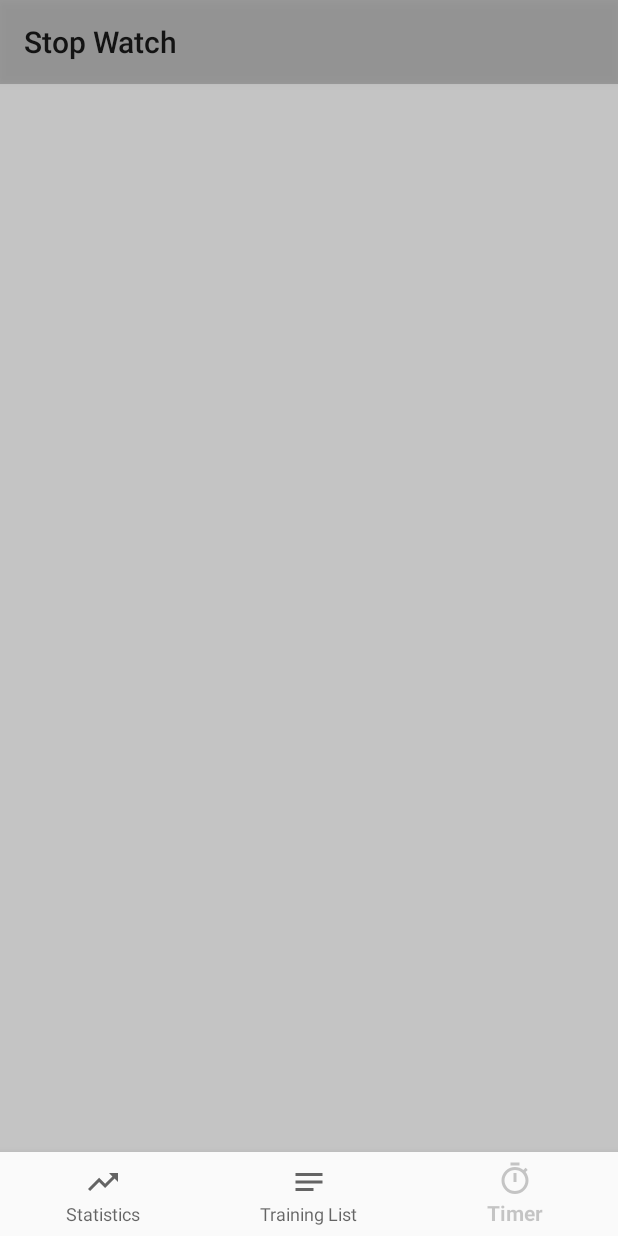
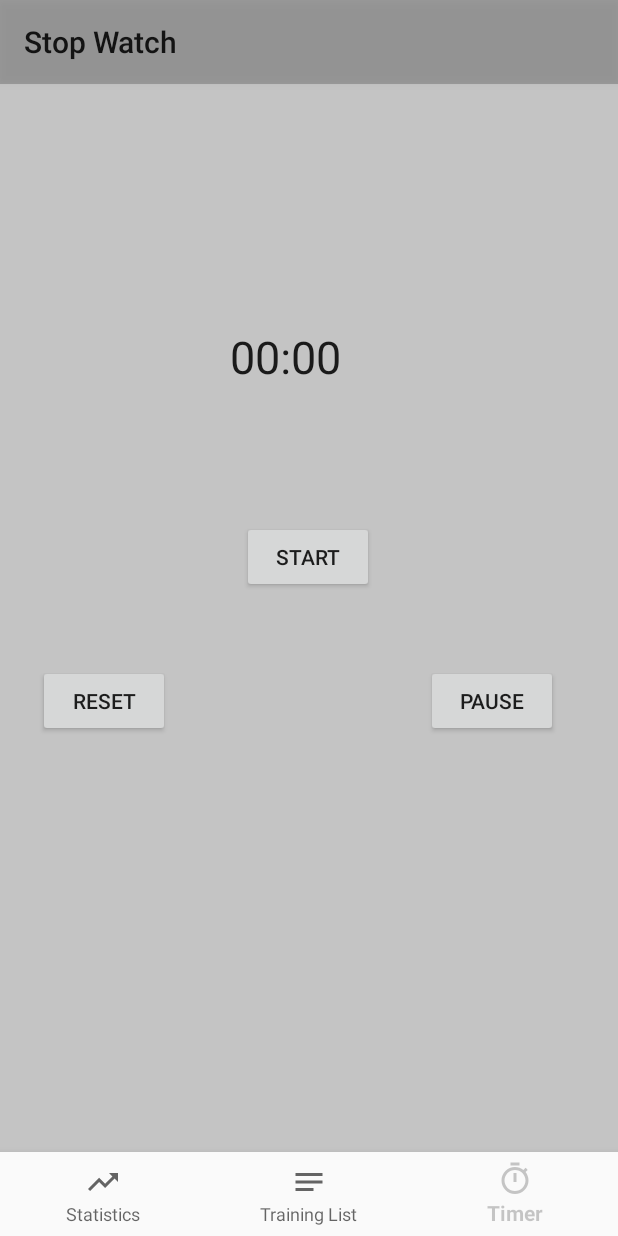
Before and after one commit to nojkir/ExerciseApp, an Android app: the StopWatchFragment screen opened through its navigation route, on a phone screen of 412 x 824 dp. Run offline under Robolectric (Android 15) with nearby library versions, the phone set to English and light mode, and no system bars; our stand-ins replace Dagger/Hilt's generated code, navigation-ui; libraries missing offline, so code that uses them is left out: androidx.hilt.lifecycle.

Commit message:
Working StopWatch

```diff
--- a/app/src/main/java/pl/nojkir/roomdatabase/ui/fragments/ExercisesFragment.kt
+++ b/app/src/main/java/pl/nojkir/roomdatabase/ui/fragments/ExercisesFragment.kt
@@ -35,6 +35,7 @@ class ExercisesFragment : Fragment(R.layout.fragment_exercises) {
 
     }
 
+
     override fun onViewCreated(view: View, savedInstanceState: Bundle?) {
         super.onViewCreated(view, savedInstanceState)
         val adapter = ExercisesAdapter(listOf(), viewModel)
--- a/app/src/main/java/pl/nojkir/roomdatabase/ui/fragments/StopWatchFragment.kt
+++ b/app/src/main/java/pl/nojkir/roomdatabase/ui/fragments/StopWatchFragment.kt
@@ -1,9 +1,71 @@
 package pl.nojkir.roomdatabase.ui.fragments
 
+import android.os.Bundle
+import android.os.SystemClock
+import android.view.LayoutInflater
+import android.view.View
+import android.view.ViewGroup
+import android.widget.Button
+import android.widget.Chronometer
 import androidx.fragment.app.Fragment
 import dagger.hilt.android.AndroidEntryPoint
 import pl.nojkir.roomdatabase.R
 
 @AndroidEntryPoint
 class StopWatchFragment : Fragment(R.layout.fragment_stopwatch) {
-}
+    private lateinit var chronometer: Chronometer
+    private lateinit var start : Button
+    private lateinit var pause : Button
+    private lateinit var reset : Button
+    private var pauseOffset : Long = 0
+    private var isRunning : Boolean = false
+
+    override fun onCreateView(inflater: LayoutInflater, container: ViewGroup?, savedInstanceState: Bundle?): View? {
+         val view = inflater.inflate(R.layout.fragment_stopwatch, container, false)
+        chronometer = view.findViewById(R.id.chronometer)
+
+         start = view.findViewById(R.id.button_start)
+         pause = view.findViewById(R.id.button_pause)
+         reset = view.findViewById(R.id.button_reset)
+
+        chronometer.base = SystemClock.elapsedRealtime()
+
+        start.setOnClickListener { startChronometer() }
+        pause.setOnClickListener { pauseChronometer() }
+        reset.setOnClickListener { resetChronometer() }
+
+        return view
+    }
+
+
+
+        fun startChronometer(){
+                if (!isRunning) {
+                    chronometer.base = SystemClock.elapsedRealtime() - pauseOffset
+                    chronometer.start()
+                    isRunning = true
+                }
+
+        }
+
+        fun pauseChronometer () {
+            if (isRunning) {
+                chronometer.stop()
+                pauseOffset = SystemClock.elapsedRealtime() - chronometer.base
+                isRunning = false
+            }
+        }
+
+            fun resetChronometer(){
+                chronometer = requireView().findViewById(R.id.chronometer)
+                chronometer.base = SystemClock.elapsedRealtime()
+                pauseOffset = 0
+            }
+
+
+    override fun onSaveInstanceState(outState: Bundle) {
+        outState.putLong("time", pauseOffset)
+        super.onSaveInstanceState(outState)
+
+    }
+        }
--- a/app/src/main/res/layout/fragment_stopwatch.xml
+++ b/app/src/main/res/layout/fragment_stopwatch.xml
@@ -1,6 +1,55 @@
 <?xml version="1.0" encoding="utf-8"?>
 <androidx.constraintlayout.widget.ConstraintLayout
-    xmlns:android="http://schemas.android.com/apk/res/android" android:layout_width="match_parent"
+    xmlns:android="http://schemas.android.com/apk/res/android"
+    xmlns:app="http://schemas.android.com/apk/res-auto"
+    xmlns:tools="http://schemas.android.com/tools"
+    android:layout_width="match_parent"
     android:layout_height="match_parent">
 
+    <Chronometer
+        android:id="@+id/chronometer"
+        android:layout_width="105dp"
+        android:layout_height="46dp"
+        android:textSize="30sp"
+        app:layout_constraintBottom_toBottomOf="parent"
+        app:layout_constraintEnd_toEndOf="parent"
+        app:layout_constraintStart_toStartOf="parent"
+        app:layout_constraintTop_toTopOf="parent"
+        app:layout_constraintVertical_bias="0.242" />
+
+    <Button
+        android:id="@+id/button_start"
+        android:layout_width="wrap_content"
+        android:layout_height="wrap_content"
+        android:layout_marginTop="84dp"
+        android:text="Start"
+
+        app:layout_constraintEnd_toEndOf="parent"
+        app:layout_constraintHorizontal_bias="0.498"
+        app:layout_constraintStart_toStartOf="parent"
+        app:layout_constraintTop_toBottomOf="@+id/chronometer" />
+
+    <Button
+        android:id="@+id/button_reset"
+        android:layout_width="wrap_content"
+        android:layout_height="wrap_content"
+        android:layout_marginTop="48dp"
+        android:text="Reset"
+        app:layout_constraintEnd_toStartOf="@+id/button_pause"
+        app:layout_constraintHorizontal_bias="0.13"
+        app:layout_constraintStart_toStartOf="parent"
+        app:layout_constraintTop_toBottomOf="@+id/button_start" />
+
+    <Button
+        android:id="@+id/button_pause"
+        android:layout_width="wrap_content"
+        android:layout_height="wrap_content"
+        android:layout_marginTop="48dp"
+        android:layout_marginEnd="40dp"
+        android:text="Pause"
+
+        app:layout_constraintEnd_toEndOf="parent"
+        app:layout_constraintTop_toBottomOf="@+id/button_start" />
+
+
 </androidx.constraintlayout.widget.ConstraintLayout>
```
Also changed, not shown: app/src/main/java/pl/nojkir/roomdatabase/ui/fragments/StatisticsFragment.kt (+8 -0 lines).
